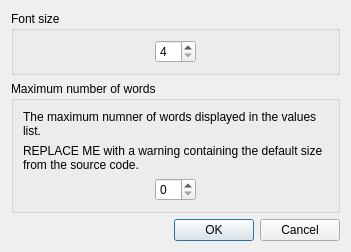
Above: PreferencesForm.ui from ChimeraTK/QtHardMon before the change. Below: the same form after it.
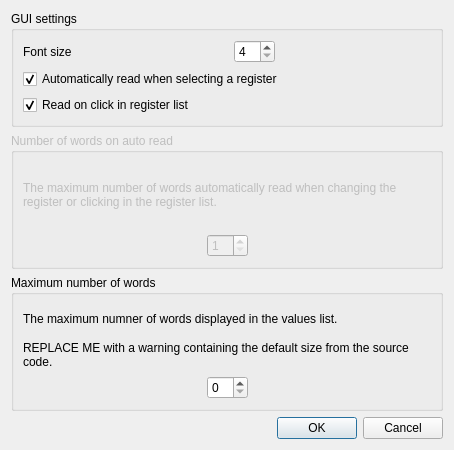
That is the form after the change.

Commit message: -readOnClick and autoRead are configurable in preferences -readOnClick, autoRead and font size integrated in config file

What changed in the file:
```diff
--- a/PreferencesForm.ui
+++ b/PreferencesForm.ui
@@ -6,8 +6,8 @@
    <rect>
     <x>0</x>
     <y>0</y>
-    <width>351</width>
-    <height>228</height>
+    <width>454</width>
+    <height>356</height>
    </rect>
   </property>
   <property name="sizePolicy">
@@ -23,11 +23,20 @@
    <item>
     <widget class="QGroupBox" name="fontSizeGroupBox">
      <property name="title">
-      <string>Font size</string>
+      <string>GUI settings</string>
      </property>
+     <layout class="QVBoxLayout" name="verticalLayout_3">
+      <item>
      <layout class="QHBoxLayout" name="horizontalLayout">
       <item>
-       <spacer name="horizontalSpacer_2">
+         <widget class="QLabel" name="label">
+          <property name="text">
+           <string>Font size</string>
+          </property>
+         </widget>
+        </item>
+        <item>
+         <spacer name="horizontalSpacer">
         <property name="orientation">
          <enum>Qt::Horizontal</enum>
         </property>
@@ -47,7 +56,7 @@
        </widget>
       </item>
       <item>
-       <spacer name="horizontalSpacer">
+         <spacer name="horizontalSpacer_2">
         <property name="orientation">
          <enum>Qt::Horizontal</enum>
         </property>
@@ -58,6 +67,103 @@
          </size>
         </property>
        </spacer>
+        </item>
+       </layout>
+      </item>
+      <item>
+       <widget class="QCheckBox" name="autoReadCheckBox">
+        <property name="text">
+         <string>Automatically read when selecting a register</string>
+        </property>
+        <property name="checked">
+         <bool>true</bool>
+        </property>
+       </widget>
+      </item>
+      <item>
+       <widget class="QCheckBox" name="readOnClickCheckBox">
+        <property name="text">
+         <string>Read on click in register list</string>
+        </property>
+        <property name="checked">
+         <bool>true</bool>
+        </property>
+       </widget>
+      </item>
+     </layout>
+    </widget>
+   </item>
+   <item>
+    <widget class="QGroupBox" name="nWordsAutoReadGroupBox">
+     <property name="enabled">
+      <bool>false</bool>
+     </property>
+     <property name="sizePolicy">
+      <sizepolicy hsizetype="MinimumExpanding" vsizetype="MinimumExpanding">
+       <horstretch>0</horstretch>
+       <verstretch>0</verstretch>
+      </sizepolicy>
+     </property>
+     <property name="toolTip">
+      <string>&lt;html&gt;&lt;head/&gt;&lt;body&gt;&lt;h2&gt;Not implemented yet!&lt;/h2&gt;
+&lt;p&gt; Due to performance reasons the number of words you automatically read on a register change is usually much smaller than the maximum allowed number of words you use to prevent memory exhaustion.&lt;/p&gt;&lt;/body&gt;&lt;/html&gt;</string>
+     </property>
+     <property name="title">
+      <string>Number of words on auto read</string>
+     </property>
+     <layout class="QVBoxLayout" name="verticalLayout_4">
+      <item>
+       <widget class="QLabel" name="nWordsAutoReadLabel">
+        <property name="sizePolicy">
+         <sizepolicy hsizetype="MinimumExpanding" vsizetype="MinimumExpanding">
+          <horstretch>0</horstretch>
+          <verstretch>0</verstretch>
+         </sizepolicy>
+        </property>
+        <property name="text">
+         <string>&lt;html&gt;&lt;head/&gt;&lt;body&gt;&lt;p&gt;The maximum number of words automatically read when changing the register or clicking in the register list.&lt;/p&gt;&lt;/body&gt;&lt;/html&gt;</string>
+        </property>
+        <property name="wordWrap">
+         <bool>true</bool>
+        </property>
+       </widget>
+      </item>
+      <item>
+       <layout class="QHBoxLayout" name="horizontalLayout_3">
+        <item>
+         <spacer name="horizontalSpacer_5">
+          <property name="orientation">
+           <enum>Qt::Horizontal</enum>
+          </property>
+          <property name="sizeHint" stdset="0">
+           <size>
+            <width>40</width>
+            <height>20</height>
+           </size>
+          </property>
+         </spacer>
+        </item>
+        <item>
+         <widget class="QSpinBox" name="nWordsAutoReadSpinBox">
+          <property name="minimum">
+           <number>1</number>
+          </property>
+         </widget>
+        </item>
+        <item>
+         <spacer name="horizontalSpacer_6">
+          <property name="orientation">
+           <enum>Qt::Horizontal</enum>
+          </property>
+          <property name="sizeHint" stdset="0">
+           <size>
+            <width>40</width>
+            <height>20</height>
+           </size>
+          </property>
+         </spacer>
+        </item>
+       </layout>
       </item>
      </layout>
     </widget>
```
Left out of the diff: 2 changed lines with no effect on the pictures. Lines whose indentation alone changed are shown as unchanged. The commit also changes 3 other files.
